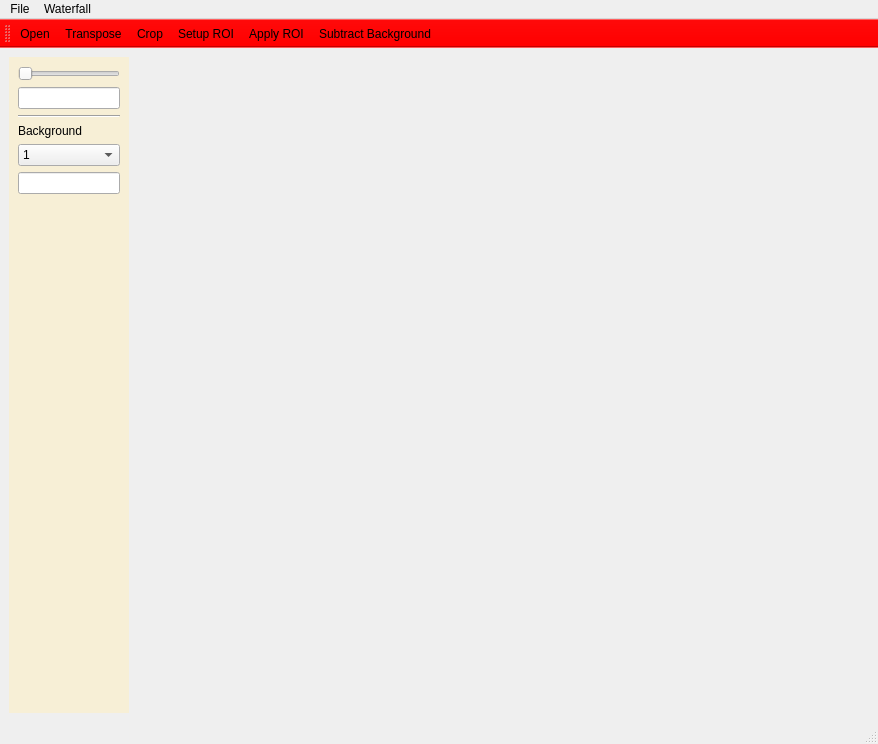
Above: dispertrack/view/GUI/waterfall_analysis.ui from Dennis-Dispertech/DisperTrack before the change. Below: the same form after it.
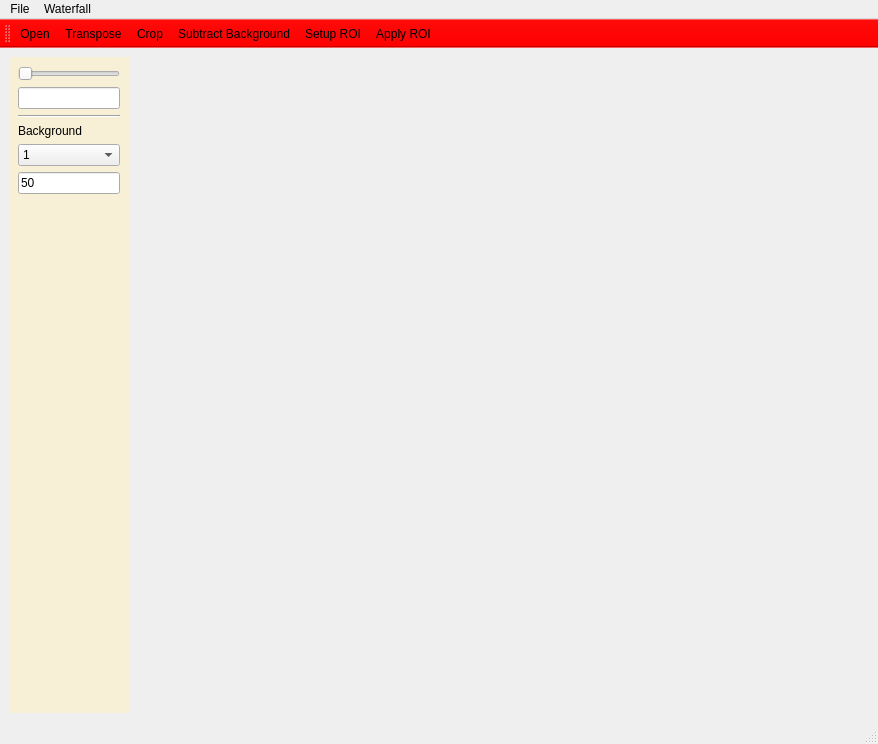
That is the form after the change. Icons and pictures are not drawn.

Commit message: Promoted plot widget, added marker to peak detection, and threshold as parameter

What changed in the file:
```diff
--- a/dispertrack/view/GUI/waterfall_analysis.ui
+++ b/dispertrack/view/GUI/waterfall_analysis.ui
@@ -101,6 +101,9 @@
          <property name="toolTip">
           <string>Background sigma</string>
          </property>
+         <property name="text">
+          <string>50</string>
+         </property>
          <property name="cursorMoveStyle">
           <enum>Qt::VisualMoveStyle</enum>
          </property>
@@ -175,9 +178,9 @@
    <addaction name="action_open"/>
    <addaction name="action_transpose"/>
    <addaction name="action_crop"/>
+   <addaction name="action_background"/>
    <addaction name="action_setup_roi"/>
    <addaction name="action_apply_roi"/>
-   <addaction name="action_background"/>
   </widget>
   <action name="action_open">
    <property name="icon">
```
The commit also changes 2 other files.
